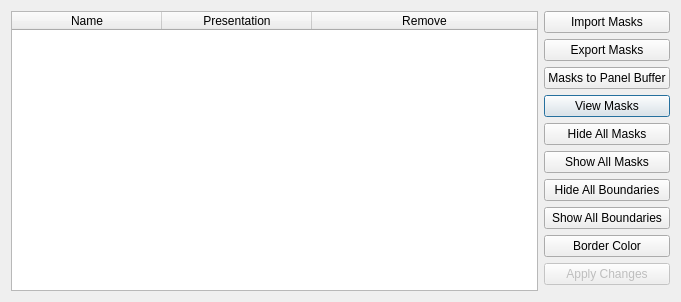
Qt form hexrdgui/resources/ui/mask_manager_dialog.ui (HEXRD/hexrdgui) before a commit.
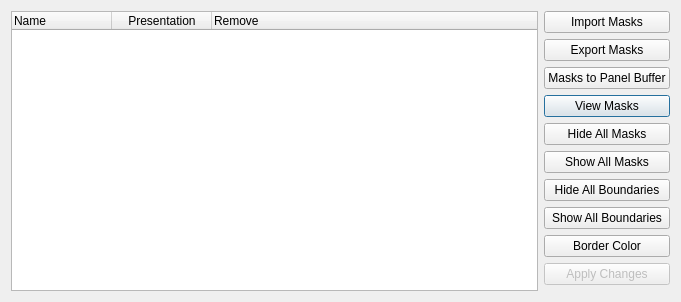
The same form after that commit.

Commit message: Convert mask table to mask tree

Diff of the .ui file:
```diff
--- a/hexrdgui/resources/ui/mask_manager_dialog.ui
+++ b/hexrdgui/resources/ui/mask_manager_dialog.ui
@@ -70,7 +70,7 @@
     </widget>
    </item>
    <item row="0" column="0" rowspan="12">
-    <widget class="QTableWidget" name="masks_table">
+    <widget class="QTreeWidget" name="masks_tree">
      <property name="minimumSize">
       <size>
        <width>500</width>
@@ -92,18 +92,6 @@
      <property name="sortingEnabled">
       <bool>false</bool>
      </property>
-     <attribute name="horizontalHeaderCascadingSectionResizes">
-      <bool>false</bool>
-     </attribute>
-     <attribute name="horizontalHeaderMinimumSectionSize">
-      <number>52</number>
-     </attribute>
-     <attribute name="horizontalHeaderDefaultSectionSize">
-      <number>150</number>
-     </attribute>
-     <attribute name="horizontalHeaderStretchLastSection">
-      <bool>true</bool>
-     </attribute>
      <column>
       <property name="text">
        <string>Name</string>
```
Left out of the diff: 2 changed lines with no effect on the pictures. The commit also changes 2 other files.
